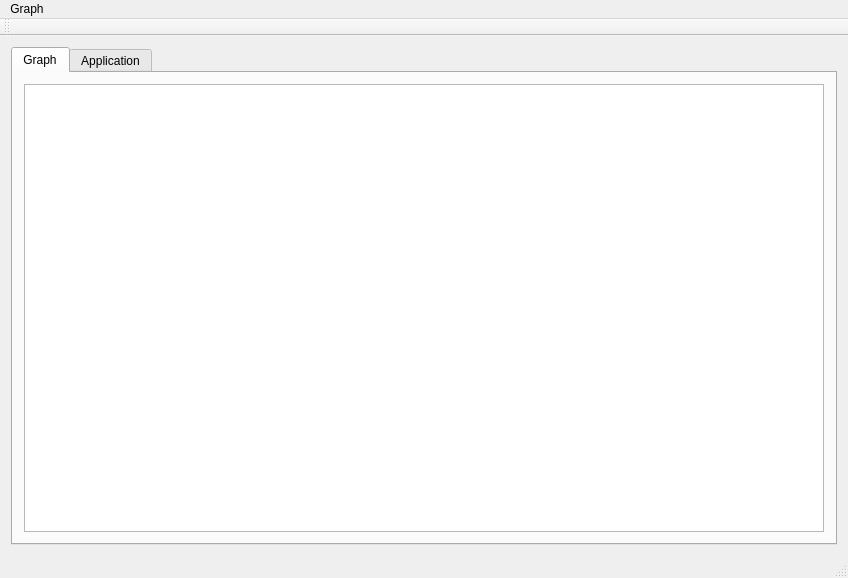
Before: the Qt Designer form Src/Robot-X/mainwindow.ui in RobotSDK/RobotSDK, drawn with Qt 5.
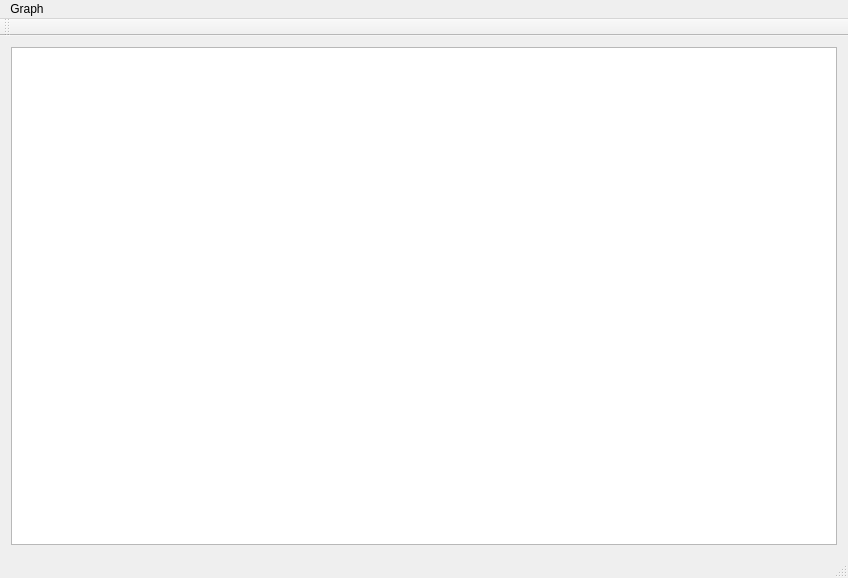
After: the same form once the commit is applied.

```diff
--- a/Src/Robot-X/mainwindow.ui
+++ b/Src/Robot-X/mainwindow.ui
@@ -16,26 +16,7 @@
   <widget class="QWidget" name="centralWidget">
    <layout class="QVBoxLayout" name="verticalLayout">
     <item>
-     <widget class="QTabWidget" name="tabWidget">
-      <property name="currentIndex">
-       <number>0</number>
-      </property>
-      <widget class="QWidget" name="tab">
-       <attribute name="title">
-        <string>Graph</string>
-       </attribute>
-       <layout class="QVBoxLayout" name="verticalLayout_2">
-        <item>
-         <widget class="QGraphicsView" name="graphicsView"/>
-        </item>
-       </layout>
-      </widget>
-      <widget class="QWidget" name="tab_2">
-       <attribute name="title">
-        <string>Application</string>
-       </attribute>
-      </widget>
-     </widget>
+     <widget class="QGraphicsView" name="graphicsView"/>
     </item>
    </layout>
   </widget>
```
